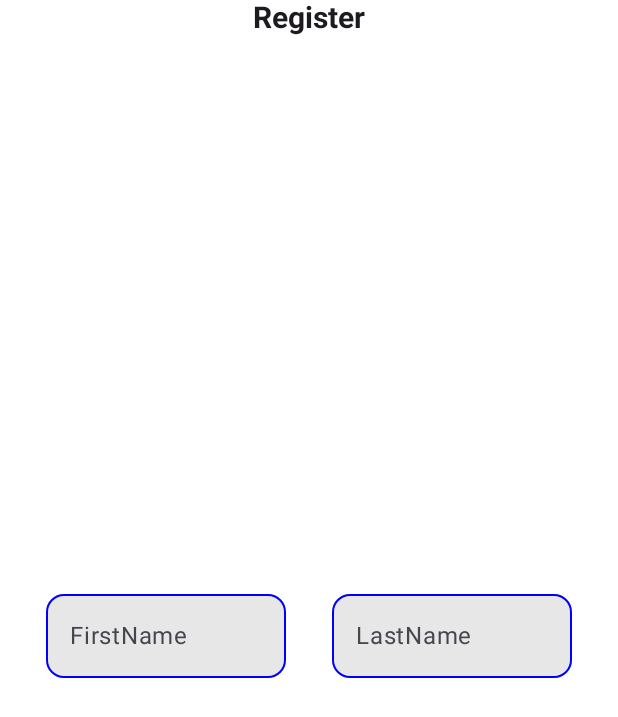
After one commit to SarunMr/Kotlin, an Android app built with Jetpack Compose: the RegisterAcitivity screen opened directly, with no data from a screen before it, on a phone screen of 412 x 824 dp. The commit adds this screen. Shown: the top 717 px of the screen. Run offline under Robolectric (Android 15) with nearby library versions, the phone set to English and light mode, and no system bars.

Commit message:
added register Page

```diff
--- a/app/src/main/AndroidManifest.xml
+++ b/app/src/main/AndroidManifest.xml
@@ -1,11 +1,9 @@
 <?xml version="1.0" encoding="utf-8"?>
 <manifest xmlns:android="http://schemas.android.com/apk/res/android"
-    xmlns:tools="http://schemas.android.com/tools" >
+    xmlns:tools="http://schemas.android.com/tools">
 
-    <uses-permission android:name="android.permission.Internet" >
-    </uses-permission>
-    <uses-permission android:name="android.permission.MANAGE_MEDIA" >
-    </uses-permission>
+    <uses-permission android:name="android.permission.Internet"></uses-permission>
+    <uses-permission android:name="android.permission.MANAGE_MEDIA"></uses-permission>
 
     <application
         android:allowBackup="true"
@@ -16,7 +14,12 @@
         android:roundIcon="@mipmap/ic_launcher_round"
         android:supportsRtl="true"
         android:theme="@style/Theme.Class36A"
-        tools:targetApi="31" >
+        tools:targetApi="31">
+        <activity
+            android:name=".RegisterAcitivity"
+            android:exported="false"
+            android:label="@string/title_activity_register_acitivity"
+            android:theme="@style/Theme.Class36A" />
         <activity
             android:name=".LoginPage"
             android:exported="false"
@@ -26,7 +29,7 @@
             android:name=".MainActivity"
             android:exported="true"
             android:label="@string/app_name"
-            android:theme="@style/Theme.Class36A" >
+            android:theme="@style/Theme.Class36A">
             <intent-filter>
                 <action android:name="android.intent.action.MAIN" />
 
--- /dev/null
+++ b/app/src/main/java/com/example/class36a/RegisterAcitivity.kt
@@ -0,0 +1,132 @@
+package com.example.class36a
+
+import android.os.Bundle
+import androidx.activity.ComponentActivity
+import androidx.activity.compose.setContent
+import androidx.activity.enableEdgeToEdge
+import androidx.compose.foundation.background
+import androidx.compose.foundation.layout.Arrangement
+import androidx.compose.foundation.layout.Column
+import androidx.compose.foundation.layout.PaddingValues
+import androidx.compose.foundation.layout.Row
+import androidx.compose.foundation.layout.fillMaxSize
+import androidx.compose.foundation.layout.fillMaxWidth
+import androidx.compose.foundation.layout.padding
+import androidx.compose.foundation.layout.windowInsetsEndWidth
+import androidx.compose.foundation.shape.RoundedCornerShape
+import androidx.compose.foundation.text.KeyboardOptions
+import androidx.compose.material.icons.Icons
+import androidx.compose.material.icons.filled.Email
+import androidx.compose.material3.Icon
+import androidx.compose.material3.OutlinedTextField
+import androidx.compose.material3.Scaffold
+import androidx.compose.material3.Text
+import androidx.compose.material3.TextFieldDefaults
+import androidx.compose.runtime.Composable
+import androidx.compose.runtime.getValue
+import androidx.compose.runtime.mutableStateOf
+import androidx.compose.runtime.remember
+import androidx.compose.runtime.setValue
+import androidx.compose.ui.Alignment
+import androidx.compose.ui.Modifier
+import androidx.compose.ui.graphics.Color
+import androidx.compose.ui.text.font.Font
+import androidx.compose.ui.text.font.FontWeight
+import androidx.compose.ui.text.input.KeyboardType
+import androidx.compose.ui.tooling.preview.Preview
+import androidx.compose.ui.unit.dp
+import androidx.compose.ui.unit.sp
+import com.example.class36a.ui.theme.Class36ATheme
+
+class RegisterAcitivity : ComponentActivity() {
+    override fun onCreate(savedInstanceState: Bundle?) {
+        super.onCreate(savedInstanceState)
+        enableEdgeToEdge()
+        setContent {
+            Scaffold {padding ->
+                RegisterBody(padding)
+            }
+            }
+        }
+    }
+
+
+@Composable
+fun RegisterBody(paddingValues: PaddingValues){
+
+    var firstName by remember { mutableStateOf("") }
+    var lastName by remember { mutableStateOf("") }
+    Column(
+        modifier = Modifier
+            .fillMaxSize()
+            .background(color = Color.White),
+        horizontalAlignment = Alignment.CenterHorizontally
+    ){
+       Text(
+           text="Register",
+           fontSize = 20.sp,
+           fontWeight = FontWeight.Bold,
+           )
+        Row (
+            modifier = Modifier
+                .padding(horizontal = 15.dp).weight(1f),
+            verticalAlignment = Alignment.CenterVertically,
+            horizontalArrangement = Arrangement.SpaceAround,
+        ){
+            OutlinedTextField(
+                value = firstName,
+                onValueChange = {
+                    firstName = it
+                },
+                modifier = Modifier
+                    .padding(horizontal = 15.dp).weight(1f),
+                placeholder = {
+                    Text(text = "FirstName")
+                },
+//            minLines = 4,
+                colors = TextFieldDefaults.colors(
+                    focusedContainerColor = Color.Gray.copy(alpha = 0.2f),
+                    focusedIndicatorColor = Color.Green,
+                    unfocusedContainerColor = Color.Gray.copy(alpha = 0.2f),
+                    unfocusedIndicatorColor = Color.Blue
+                ),
+                shape = RoundedCornerShape(12.dp),
+                keyboardOptions = KeyboardOptions(
+                    keyboardType = KeyboardType.Text
+                )
+            )
+            OutlinedTextField(
+                value = lastName,
+                onValueChange = {
+                    lastName = it
+                },
+                modifier = Modifier
+                    .padding(horizontal = 15.dp).weight(1f),
+
+                placeholder = {
+                    Text(text = "LastName")
+                },
+                colors = TextFieldDefaults.colors(
+                    focusedContainerColor = Color.Gray.copy(alpha = 0.2f),
+                    focusedIndicatorColor = Color.Green,
+                    unfocusedContainerColor = Color.Gray.copy(alpha = 0.2f),
+                    unfocusedIndicatorColor = Color.Blue
+                ),
+                shape = RoundedCornerShape(12.dp),
+                keyboardOptions = KeyboardOptions(
+                    keyboardType = KeyboardType.Text
+                )
+            )
+        }
+    }
+
+
+
+
+}
+
+@Preview(showBackground = true)
+@Composable
+fun RegisterPreview() {
+    RegisterBody(paddingValues = PaddingValues(0.dp))
+}
--- a/app/src/main/res/values/strings.xml
+++ b/app/src/main/res/values/strings.xml
@@ -1,4 +1,5 @@
 <resources>
     <string name="app_name">Class36A</string>
     <string name="title_activity_login_page">LoginPage</string>
+    <string name="title_activity_register_acitivity">RegisterAcitivity</string>
 </resources>
```
